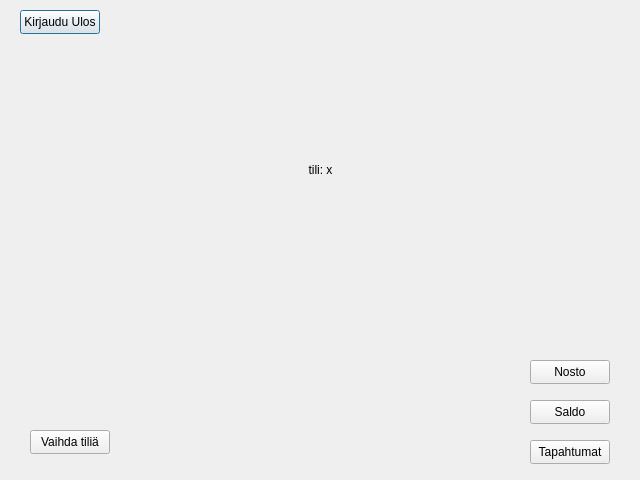
slmksav/Qt6-ATM-app, file frontend/optionswindow.ui: the form before one commit.
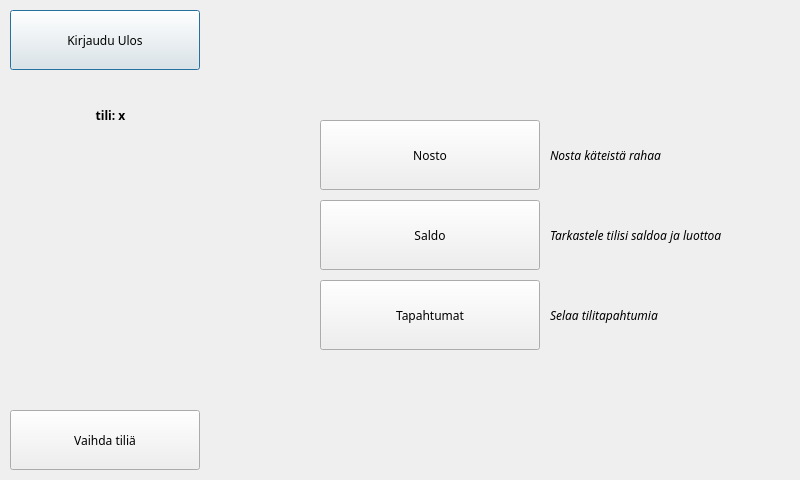
The form after the commit. Icons and pictures are not drawn.

Commit message: muokattu optionswindowia

The edit to the form file:
```diff
--- a/frontend/optionswindow.ui
+++ b/frontend/optionswindow.ui
@@ -9,22 +9,39 @@
    <rect>
     <x>0</x>
     <y>0</y>
-    <width>640</width>
+    <width>800</width>
     <height>480</height>
    </rect>
   </property>
+  <property name="minimumSize">
+   <size>
+    <width>800</width>
+    <height>480</height>
+   </size>
+  </property>
+  <property name="maximumSize">
+   <size>
+    <width>800</width>
+    <height>480</height>
+   </size>
+  </property>
   <property name="windowTitle">
    <string>Dialog</string>
   </property>
   <widget class="QPushButton" name="buttonLogout">
    <property name="geometry">
     <rect>
-     <x>20</x>
+     <x>10</x>
      <y>10</y>
-     <width>80</width>
-     <height>24</height>
+     <width>190</width>
+     <height>60</height>
     </rect>
    </property>
+   <property name="font">
+    <font>
+     <family>Verdana Pro</family>
+    </font>
+   </property>
    <property name="text">
     <string>Kirjaudu Ulos</string>
    </property>
@@ -32,12 +49,18 @@
   <widget class="QPushButton" name="buttonWithdraw">
    <property name="geometry">
     <rect>
-     <x>530</x>
-     <y>360</y>
-     <width>80</width>
-     <height>24</height>
+     <x>320</x>
+     <y>120</y>
+     <width>220</width>
+     <height>70</height>
     </rect>
    </property>
+   <property name="font">
+    <font>
+     <family>Verdana Pro</family>
+     <bold>false</bold>
+    </font>
+   </property>
    <property name="text">
     <string>Nosto</string>
    </property>
@@ -45,12 +68,18 @@
   <widget class="QPushButton" name="buttonBalance">
    <property name="geometry">
     <rect>
-     <x>530</x>
-     <y>400</y>
-     <width>80</width>
-     <height>24</height>
+     <x>320</x>
+     <y>200</y>
+     <width>220</width>
+     <height>70</height>
     </rect>
    </property>
+   <property name="font">
+    <font>
+     <family>Verdana Pro</family>
+     <bold>false</bold>
+    </font>
+   </property>
    <property name="text">
     <string>Saldo</string>
    </property>
@@ -58,12 +87,18 @@
   <widget class="QPushButton" name="buttonTransactions">
    <property name="geometry">
     <rect>
-     <x>530</x>
-     <y>440</y>
-     <width>80</width>
-     <height>24</height>
+     <x>320</x>
+     <y>280</y>
+     <width>220</width>
+     <height>70</height>
     </rect>
    </property>
+   <property name="font">
+    <font>
+     <family>Verdana Pro</family>
+     <bold>false</bold>
+    </font>
+   </property>
    <property name="text">
     <string>Tapahtumat</string>
    </property>
@@ -71,12 +106,17 @@
   <widget class="QPushButton" name="buttonChangeAccount">
    <property name="geometry">
     <rect>
-     <x>30</x>
-     <y>430</y>
-     <width>80</width>
-     <height>24</height>
+     <x>10</x>
+     <y>410</y>
+     <width>190</width>
+     <height>60</height>
     </rect>
    </property>
+   <property name="font">
+    <font>
+     <family>Verdana Pro</family>
+    </font>
+   </property>
    <property name="text">
     <string>Vaihda tiliä</string>
    </property>
@@ -84,12 +124,18 @@
   <widget class="QLabel" name="labelAccountName">
    <property name="geometry">
     <rect>
-     <x>0</x>
-     <y>160</y>
-     <width>641</width>
-     <height>20</height>
+     <x>-20</x>
+     <y>85</y>
+     <width>261</width>
+     <height>61</height>
     </rect>
    </property>
+   <property name="font">
+    <font>
+     <family>Verdana Pro Black</family>
+     <bold>true</bold>
+    </font>
+   </property>
    <property name="text">
     <string>tili: x</string>
    </property>
@@ -97,6 +143,92 @@
     <set>Qt::AlignCenter</set>
    </property>
   </widget>
+  <widget class="QLabel" name="label">
+   <property name="geometry">
+    <rect>
+     <x>550</x>
+     <y>140</y>
+     <width>181</width>
+     <height>31</height>
+    </rect>
+   </property>
+   <property name="font">
+    <font>
+     <family>Verdana Pro Light</family>
+     <italic>true</italic>
+     <bold>false</bold>
+    </font>
+   </property>
+   <property name="text">
+    <string>Nosta käteistä rahaa</string>
+   </property>
+  </widget>
+  <widget class="QLabel" name="label2">
+   <property name="geometry">
+    <rect>
+     <x>550</x>
+     <y>220</y>
+     <width>261</width>
+     <height>31</height>
+    </rect>
+   </property>
+   <property name="font">
+    <font>
+     <family>Verdana Pro Light</family>
+     <italic>true</italic>
+     <bold>false</bold>
+    </font>
+   </property>
+   <property name="text">
+    <string>Tarkastele tilisi saldoa ja luottoa</string>
+   </property>
+  </widget>
+  <widget class="QLabel" name="label3">
+   <property name="geometry">
+    <rect>
+     <x>550</x>
+     <y>300</y>
+     <width>261</width>
+     <height>31</height>
+    </rect>
+   </property>
+   <property name="font">
+    <font>
+     <family>Verdana Pro Light</family>
+     <italic>true</italic>
+     <bold>false</bold>
+    </font>
+   </property>
+   <property name="text">
+    <string>Selaa tilitapahtumia</string>
+   </property>
+  </widget>
+  <widget class="QWidget" name="widget" native="true">
+   <property name="geometry">
+    <rect>
+     <x>0</x>
+     <y>0</y>
+     <width>801</width>
+     <height>481</height>
+    </rect>
+   </property>
+   <property name="styleSheet">
+    <string notr="true">background-image: url(:/exeimgs/blueblue.jpg);
+background-repeat: no-repeat;
+background-position: center;
+</string>
+   </property>
+  </widget>
+  <zorder>widget</zorder>
+  <zorder>buttonLogout</zorder>
+  <zorder>buttonWithdraw</zorder>
+  <zorder>buttonBalance</zorder>
+  <zorder>buttonTransactions</zorder>
+  <zorder>labelAccountName</zorder>
+  <zorder>label</zorder>
+  <zorder>label2</zorder>
+  <zorder>label3</zorder>
+  <zorder>buttonChangeAccount</zorder>
  </widget>
  <resources/>
  <connections/>
```
The commit also changes 1 other file.
